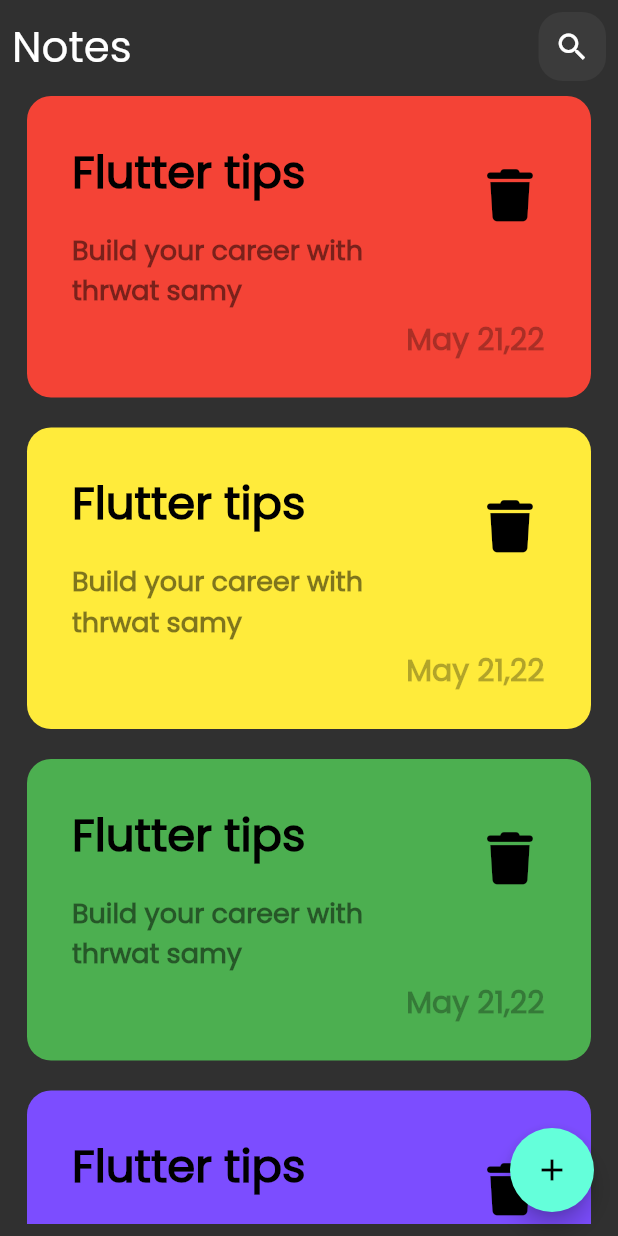
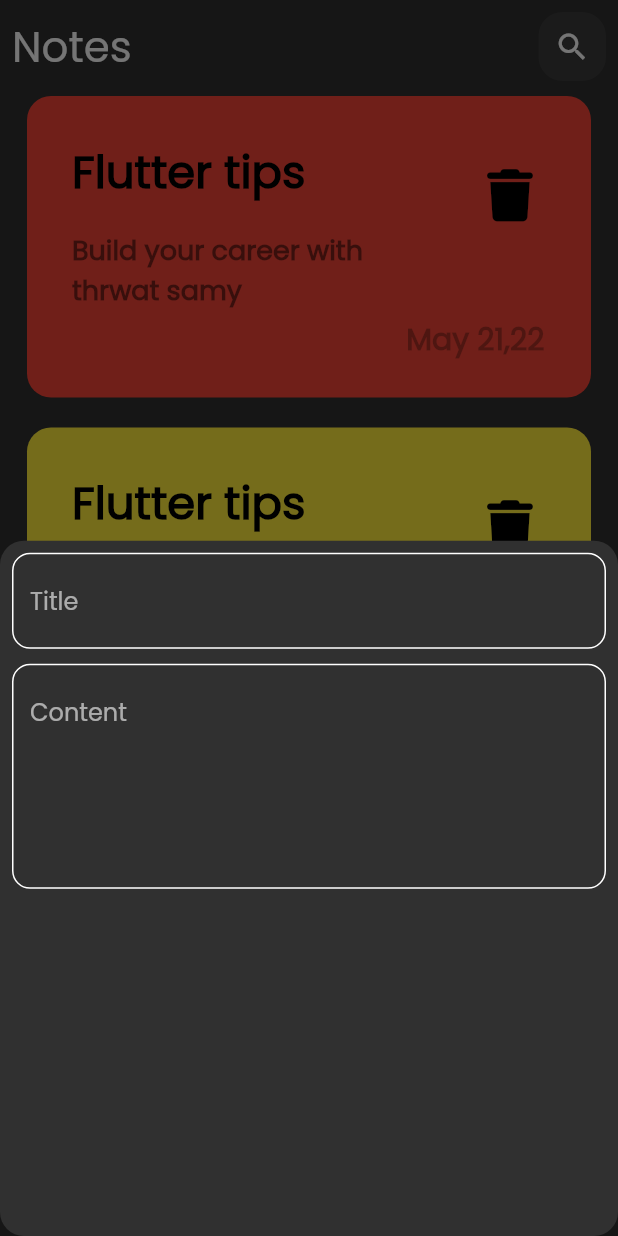
Before and after one commit to elsayedmohamed/notes_app, a Flutter app: the screen it shows after launch, after a tap on the "add" icon, on a phone screen of 412 x 824 dp. Run offline on Flutter 3.47's test engine with Material 2 defaults, Android fonts, the phone set to English and light mode, and no system bars; our stand-ins replace font_awesome_flutter.

Commit message:
add custom text field

```diff
--- a/lib/views/notes_view.dart
+++ b/lib/views/notes_view.dart
@@ -1,4 +1,5 @@
 import 'package:flutter/material.dart';
+import 'package:notes_app/views/widgets/add_note_bottom_sheet.dart';
 
 import 'widgets/notes_view_body.dart';
 
@@ -11,7 +12,16 @@ class NotesView extends StatelessWidget {
       child: Scaffold(
         body: const NotesViewBody(),
         floatingActionButton: FloatingActionButton(
-          onPressed: () {},
+          onPressed: () {
+            showModalBottomSheet(
+                shape: RoundedRectangleBorder(
+                  borderRadius: BorderRadius.circular(16),
+                ),
+                context: context,
+                builder: ((context) {
+                  return const AddNoteBottomSheet();
+                }));
+          },
           child: const Icon(Icons.add),
         ),
       ),
--- /dev/null
+++ b/lib/views/widgets/add_note_bottom_sheet.dart
@@ -0,0 +1,29 @@
+import 'package:flutter/material.dart';
+
+import 'custom_text_field.dart';
+
+class AddNoteBottomSheet extends StatelessWidget {
+  const AddNoteBottomSheet({super.key});
+
+  @override
+  Widget build(BuildContext context) {
+    return Padding(
+      padding: const EdgeInsets.all(8.0),
+      child: Column(
+        mainAxisAlignment: MainAxisAlignment.start,
+        children: const [
+          CustomTextField(
+            hintText: 'Title',
+          ),
+          SizedBox(
+            height: 10,
+          ),
+          CustomTextField(
+            hintText: 'Content',
+            maxLines: 5,
+          ),
+        ],
+      ),
+    );
+  }
+}
--- /dev/null
+++ b/lib/views/widgets/custom_text_field.dart
@@ -0,0 +1,32 @@
+import 'package:flutter/material.dart';
+
+class CustomTextField extends StatelessWidget {
+  const CustomTextField({
+    super.key,
+    required this.hintText,
+     this.maxLines=1,
+  });
+  final String hintText;
+  final int? maxLines;
+  @override
+  Widget build(BuildContext context) {
+    return TextField(
+      maxLines: maxLines,
+      decoration: InputDecoration(
+        hintText: hintText,
+        border: OutlineInputBorder(
+          borderRadius: BorderRadius.circular(12),
+          borderSide: const BorderSide(
+            color: Colors.white,
+          ),
+        ),
+        enabledBorder: OutlineInputBorder(
+          borderRadius: BorderRadius.circular(12),
+          borderSide: const BorderSide(
+            color: Colors.white,
+          ),
+        ),
+      ),
+    );
+  }
+}
```
